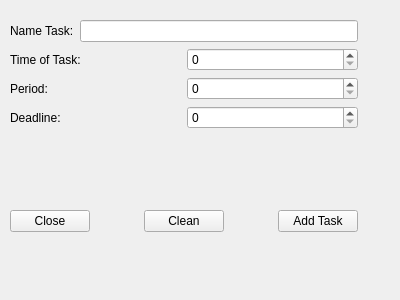
Before: the Qt Designer form addtask.ui in feichay10/Cliente-Proyecto-Final-SOA, drawn with Qt 5.
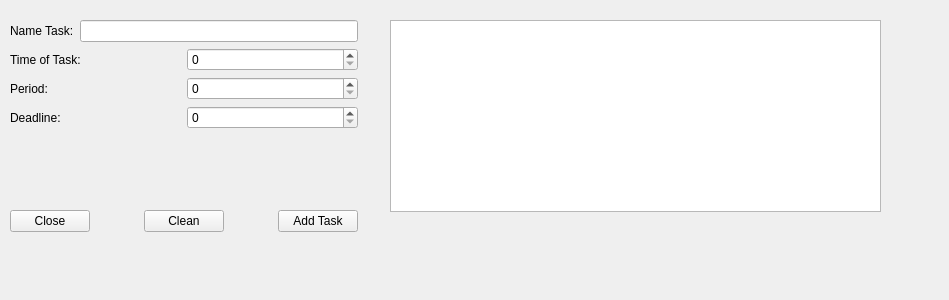
After: the same form once the commit is applied.

Diff of the .ui file:
```diff
--- a/addtask.ui
+++ b/addtask.ui
@@ -6,14 +6,14 @@
    <rect>
     <x>0</x>
     <y>0</y>
-    <width>400</width>
+    <width>949</width>
     <height>300</height>
    </rect>
   </property>
   <property name="windowTitle">
    <string>Form</string>
   </property>
-  <widget class="QWidget" name="">
+  <widget class="QWidget" name="layoutWidget">
    <property name="geometry">
     <rect>
      <x>10</x>
@@ -156,6 +156,16 @@
     </item>
    </layout>
   </widget>
+  <widget class="QTableWidget" name="tableWidget">
+   <property name="geometry">
+    <rect>
+     <x>390</x>
+     <y>20</y>
+     <width>491</width>
+     <height>192</height>
+    </rect>
+   </property>
+  </widget>
  </widget>
  <resources/>
  <connections/>
```
